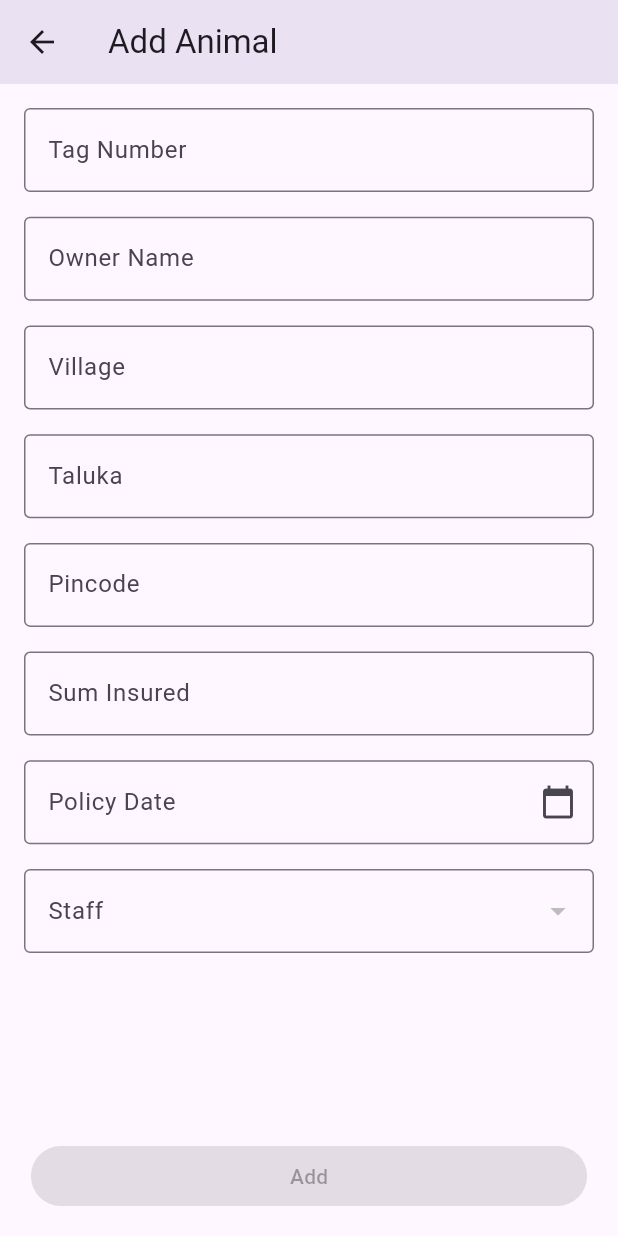
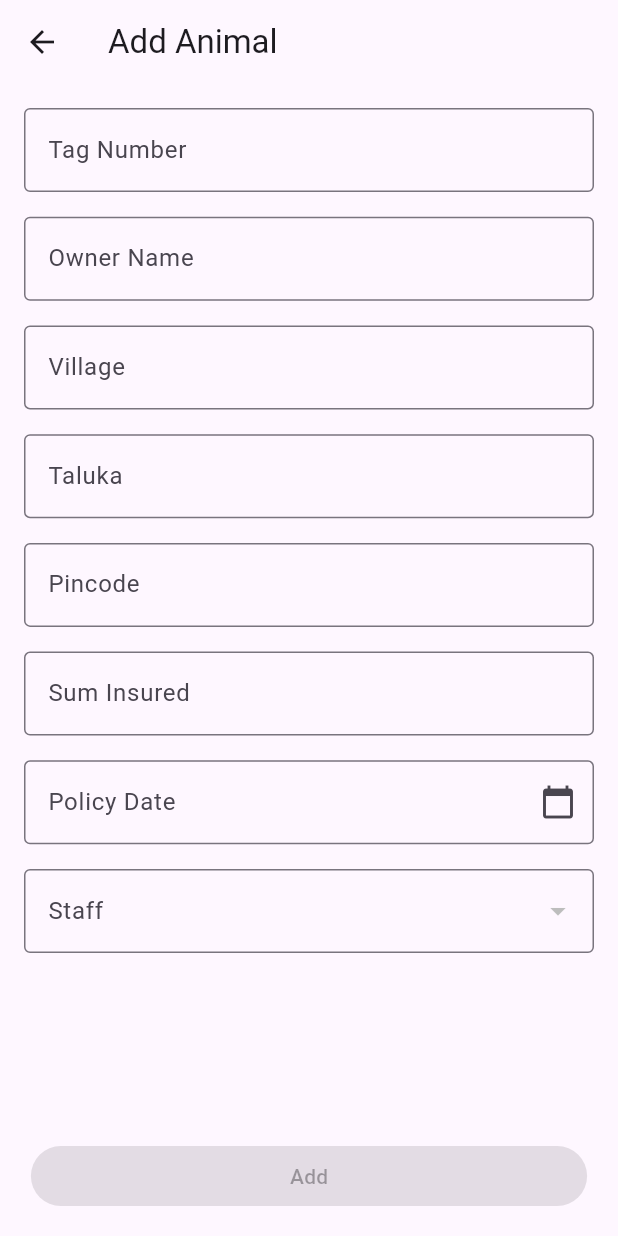
Before and after one commit to devanshu9750/surveyor_app, a Flutter app: the AddUpdateAnimalScreen screen opened by its route, on a phone screen of 412 x 824 dp. Run offline on Flutter 3.47's test engine with Material 3 defaults, Android fonts, the light colour scheme and no system bars; our stand-ins replace get, get_storage; accounts and stored records are empty.

Commit message:
remove elevation from app bar in add and update animal/user screens

```diff
--- a/lib/features/addUpdateAnimal/add_update_animal_screen.dart
+++ b/lib/features/addUpdateAnimal/add_update_animal_screen.dart
@@ -14,7 +14,7 @@ class AddUpdateAnimalScreen extends StatelessWidget {
       init: AddUpdateAnimalController(),
       builder: (controller) {
         return Scaffold(
-          appBar: AppBar(title: controller.animal.value.id == null ? const Text("Add Animal") : const Text('Update Animal'), elevation: 10),
+          appBar: AppBar(title: controller.animal.value.id == null ? const Text("Add Animal") : const Text('Update Animal')),
           body: Padding(
             padding: const EdgeInsets.all(16.0),
             child: Column(
--- a/lib/features/addUpdateUser/add_update_user_screen.dart
+++ b/lib/features/addUpdateUser/add_update_user_screen.dart
@@ -14,7 +14,7 @@ class AddUpdateUserScreen extends StatelessWidget {
       init: AddUpdateUserController(),
       builder: (controller) {
         return Scaffold(
-          appBar: AppBar(title: controller.user.value.id != null ? const Text('Update User') : const Text('Add User'), elevation: 10),
+          appBar: AppBar(title: controller.user.value.id != null ? const Text('Update User') : const Text('Add User')),
           body: Padding(
             padding: EdgeInsets.symmetric(horizontal: 4.w, vertical: 2.h),
             child: Column(
```
